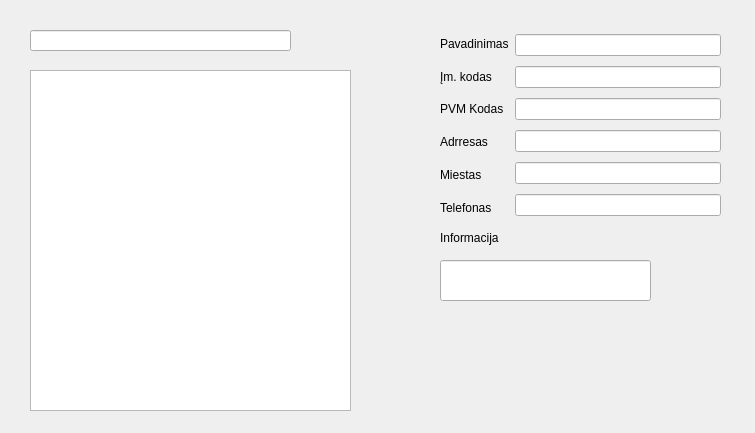
Tautvydas2019/Diplomas, file duombaze/klientupaieska.ui: the form before one commit.
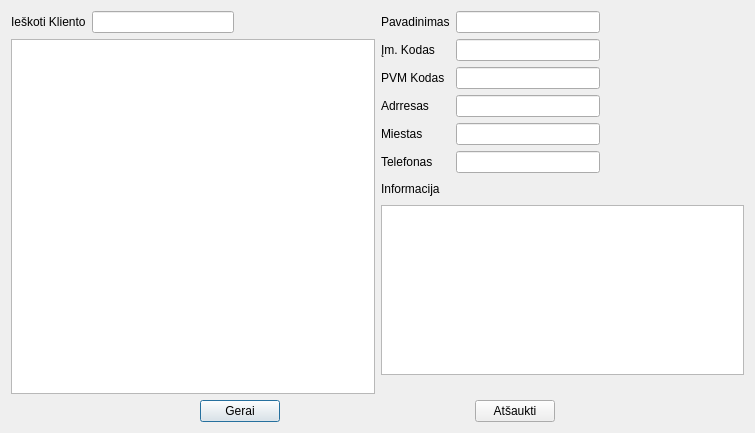
The form after the commit.

The edit to the form file:
```diff
--- a/duombaze/klientupaieska.ui
+++ b/duombaze/klientupaieska.ui
@@ -13,25 +13,40 @@
   <property name="windowTitle">
    <string>Dialog</string>
   </property>
-  <widget class="QLineEdit" name="lpaieska">
-   <property name="geometry">
-    <rect>
-     <x>30</x>
-     <y>30</y>
-     <width>261</width>
-     <height>21</height>
-    </rect>
-   </property>
-  </widget>
+  <layout class="QVBoxLayout" name="verticalLayout_3">
+   <item>
+    <layout class="QHBoxLayout" name="horizontalLayout_2">
+     <item>
+      <layout class="QVBoxLayout" name="verticalLayout_2">
+       <item>
+        <layout class="QHBoxLayout" name="horizontalLayout">
+         <item>
+          <widget class="QLabel" name="label">
+           <property name="text">
+            <string>Ieškoti Kliento</string>
+           </property>
+          </widget>
+         </item>
+         <item>
+          <widget class="QLineEdit" name="lpaieska"/>
+         </item>
+         <item>
+          <spacer name="horizontalSpacer_2">
+           <property name="orientation">
+            <enum>Qt::Horizontal</enum>
+           </property>
+           <property name="sizeHint" stdset="0">
+            <size>
+             <width>40</width>
+             <height>20</height>
+            </size>
+           </property>
+          </spacer>
+         </item>
+        </layout>
+       </item>
+       <item>
   <widget class="QTableView" name="tableView">
-   <property name="geometry">
-    <rect>
-     <x>30</x>
-     <y>70</y>
-     <width>321</width>
-     <height>341</height>
-    </rect>
-   </property>
    <property name="horizontalScrollMode">
     <enum>QAbstractItemView::ScrollPerItem</enum>
    </property>
@@ -39,136 +54,210 @@
     <bool>true</bool>
    </property>
   </widget>
-  <widget class="QLineEdit" name="lineEdit_informacija">
-   <property name="geometry">
-    <rect>
-     <x>440</x>
-     <y>260</y>
-     <width>211</width>
-     <height>41</height>
-    </rect>
-   </property>
-   <property name="echoMode">
-    <enum>QLineEdit::Normal</enum>
-   </property>
-  </widget>
-  <widget class="QLabel" name="linformacija">
-   <property name="geometry">
-    <rect>
-     <x>440</x>
-     <y>230</y>
-     <width>71</width>
-     <height>16</height>
-    </rect>
-   </property>
-   <property name="text">
-    <string>Informacija</string>
-   </property>
-  </widget>
-  <widget class="QWidget" name="layoutWidget">
-   <property name="geometry">
-    <rect>
-     <x>440</x>
-     <y>30</y>
-     <width>281</width>
-     <height>191</height>
-    </rect>
-   </property>
-   <layout class="QHBoxLayout" name="horizontalLayout">
+       </item>
+      </layout>
+     </item>
     <item>
-     <layout class="QVBoxLayout" name="verticalLayout_2">
+      <layout class="QVBoxLayout" name="verticalLayout">
       <item>
+        <layout class="QGridLayout" name="gridLayout">
+         <item row="6" column="1">
+          <spacer name="horizontalSpacer">
+           <property name="orientation">
+            <enum>Qt::Horizontal</enum>
+           </property>
+           <property name="sizeHint" stdset="0">
+            <size>
+             <width>40</width>
+             <height>20</height>
+            </size>
+           </property>
+          </spacer>
+         </item>
+         <item row="0" column="0">
        <widget class="QLabel" name="lpavadinimas">
         <property name="text">
          <string>Pavadinimas</string>
         </property>
        </widget>
       </item>
-      <item>
+         <item row="0" column="1">
+          <widget class="QLineEdit" name="line_pavadinimas">
+           <property name="echoMode">
+            <enum>QLineEdit::Normal</enum>
+           </property>
+          </widget>
+         </item>
+         <item row="1" column="0">
        <widget class="QLabel" name="lkodas">
         <property name="text">
-         <string>Įm. kodas</string>
+            <string>Įm. Kodas</string>
         </property>
        </widget>
       </item>
-      <item>
-       <widget class="QLabel" name="lpvm">
+         <item row="5" column="0">
+          <widget class="QLabel" name="ltelefonas">
         <property name="text">
-         <string>PVM Kodas</string>
+            <string>Telefonas</string>
         </property>
        </widget>
       </item>
-      <item>
+         <item row="3" column="1">
+          <widget class="QLineEdit" name="lineEdit_adresas">
+           <property name="echoMode">
+            <enum>QLineEdit::Normal</enum>
+           </property>
+          </widget>
+         </item>
+         <item row="3" column="0">
        <widget class="QLabel" name="ladresas">
         <property name="text">
          <string>Adrresas</string>
         </property>
        </widget>
       </item>
-      <item>
+         <item row="4" column="1">
+          <widget class="QLineEdit" name="lineEdit_miestas">
+           <property name="echoMode">
+            <enum>QLineEdit::Normal</enum>
+           </property>
+          </widget>
+         </item>
+         <item row="4" column="0">
        <widget class="QLabel" name="lmiestas">
         <property name="text">
          <string>Miestas</string>
         </property>
        </widget>
       </item>
-      <item>
-       <widget class="QLabel" name="ltelefonas">
+         <item row="6" column="0">
+          <widget class="QLabel" name="linformacija">
         <property name="text">
-         <string>Telefonas</string>
+            <string>Informacija</string>
         </property>
        </widget>
       </item>
-     </layout>
-    </item>
-    <item>
-     <layout class="QVBoxLayout" name="verticalLayout">
-      <item>
-       <widget class="QLineEdit" name="line_pavadinimas">
-        <property name="echoMode">
-         <enum>QLineEdit::Normal</enum>
+         <item row="2" column="0">
+          <widget class="QLabel" name="lpvm">
+           <property name="text">
+            <string>PVM Kodas</string>
         </property>
        </widget>
       </item>
-      <item>
-       <widget class="QLineEdit" name="lineEdit_kodas">
-        <property name="echoMode">
-         <enum>QLineEdit::Normal</enum>
-        </property>
-       </widget>
-      </item>
-      <item>
+         <item row="2" column="1">
        <widget class="QLineEdit" name="lineEdit_pvm">
         <property name="echoMode">
          <enum>QLineEdit::Normal</enum>
         </property>
        </widget>
       </item>
-      <item>
-       <widget class="QLineEdit" name="lineEdit_adresas">
+         <item row="1" column="1">
+          <widget class="QLineEdit" name="lineEdit_kodas">
         <property name="echoMode">
          <enum>QLineEdit::Normal</enum>
         </property>
        </widget>
       </item>
-      <item>
-       <widget class="QLineEdit" name="lineEdit_miestas">
-        <property name="echoMode">
-         <enum>QLineEdit::Normal</enum>
-        </property>
-       </widget>
-      </item>
-      <item>
+         <item row="5" column="1">
        <widget class="QLineEdit" name="lineEdit_telefonas">
         <property name="echoMode">
          <enum>QLineEdit::Normal</enum>
         </property>
        </widget>
       </item>
-     </layout>
-    </item>
-   </layout>
-  </widget>
+         <item row="6" column="2">
+          <spacer name="horizontalSpacer_6">
+           <property name="orientation">
+            <enum>Qt::Horizontal</enum>
+           </property>
+           <property name="sizeHint" stdset="0">
+            <size>
+             <width>40</width>
+             <height>20</height>
+            </size>
+           </property>
+          </spacer>
+         </item>
+        </layout>
+       </item>
+       <item>
+        <widget class="QTextEdit" name="textEdit_informacija"/>
+       </item>
+       <item>
+        <spacer name="verticalSpacer">
+         <property name="orientation">
+          <enum>Qt::Vertical</enum>
+         </property>
+         <property name="sizeHint" stdset="0">
+          <size>
+           <width>20</width>
+           <height>40</height>
+          </size>
+         </property>
+        </spacer>
+       </item>
+      </layout>
+     </item>
+    </layout>
+   </item>
+   <item>
+    <layout class="QHBoxLayout" name="horizontalLayout_3">
+     <item>
+      <spacer name="horizontalSpacer_4">
+       <property name="orientation">
+        <enum>Qt::Horizontal</enum>
+       </property>
+       <property name="sizeHint" stdset="0">
+        <size>
+         <width>40</width>
+         <height>20</height>
+        </size>
+       </property>
+      </spacer>
+     </item>
+     <item>
+      <widget class="QPushButton" name="pushButton">
+       <property name="text">
+        <string>Gerai</string>
+       </property>
+      </widget>
+     </item>
+     <item>
+      <spacer name="horizontalSpacer_3">
+       <property name="orientation">
+        <enum>Qt::Horizontal</enum>
+       </property>
+       <property name="sizeHint" stdset="0">
+        <size>
+         <width>40</width>
+         <height>20</height>
+        </size>
+       </property>
+      </spacer>
+     </item>
+     <item>
+      <widget class="QPushButton" name="pushButton_2">
+       <property name="text">
+        <string>Atšaukti</string>
+       </property>
+      </widget>
+     </item>
+     <item>
+      <spacer name="horizontalSpacer_5">
+       <property name="orientation">
+        <enum>Qt::Horizontal</enum>
+       </property>
+       <property name="sizeHint" stdset="0">
+        <size>
+         <width>40</width>
+         <height>20</height>
+        </size>
+       </property>
+      </spacer>
+     </item>
+    </layout>
+   </item>
+  </layout>
  </widget>
  <resources/>
  <connections/>
```
Left out of the diff: 35 changed lines with no effect on the pictures. Lines whose indentation alone changed are shown as unchanged.
